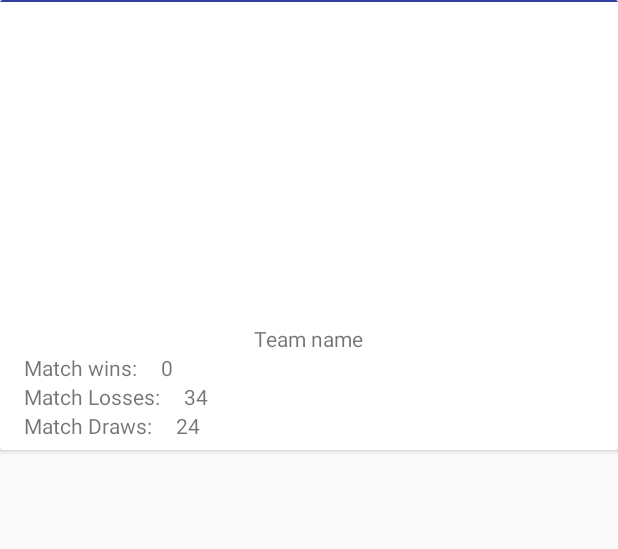
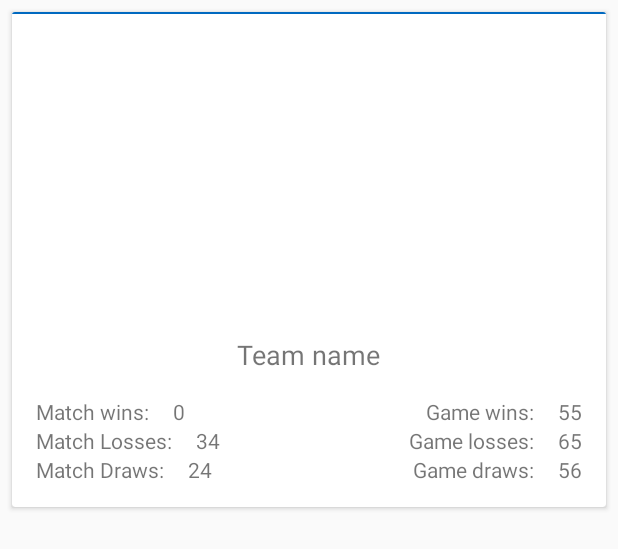
Before and after one commit to LinkEdgar/Overwatch-League, an Android app: the layout team_container.xml on its own in the app's theme, with its tools: preview values and no code run, on a phone screen of 412 x 824 dp. Shown: the top 549 px of the screen. Run offline under Robolectric (Android 15) with nearby library versions, the phone set to English and light mode, and no system bars.

Commit message:
added game game stat to subscribe cards

```diff
--- a/app/src/main/java/com/example/enduser/overwatchleague/MainActivity.kt
+++ b/app/src/main/java/com/example/enduser/overwatchleague/MainActivity.kt
@@ -24,8 +24,6 @@ class MainActivity : AppCompatActivity(), SubscribeContract.View {
     override fun onCreate(savedInstanceState: Bundle?) {
         super.onCreate(savedInstanceState)
         setContentView(R.layout.activity_main)
-        Log.e("lifecycle", "onCreate")
-
         initUi()
         mPresenter = SubscribePresenter(this, this)
     }
--- a/app/src/main/java/com/example/enduser/overwatchleague/OverwatchTeamProvider.java
+++ b/app/src/main/java/com/example/enduser/overwatchleague/OverwatchTeamProvider.java
@@ -52,6 +52,7 @@ public class OverwatchTeamProvider extends ContentProvider{
     @Nullable
     @Override
     public Uri insert(@NonNull Uri uri, @Nullable ContentValues contentValues) {
+        Log.e("uri --->", " "+ uri);
         final int match = sUriMatcher.match(uri);
         switch (match){
             case OV_TEAM:
--- a/app/src/main/java/com/example/enduser/overwatchleague/SubscribePresenter.kt
+++ b/app/src/main/java/com/example/enduser/overwatchleague/SubscribePresenter.kt
@@ -22,10 +22,18 @@ class SubscribePresenter(var context: Context, var mView: SubscribeContract.View
         val matchWins = cursor.getString(4)
         val matchLoss = cursor.getString(5)
         val matchDraw = cursor.getString(6)
+        val gameWin = cursor.getString(7)
+        val gameLoss = cursor.getString(8)
+        val gameTie = cursor.getString(9)
+
         val team = OverwatchTeam(name,logo, colorPrimary, colorSecondary)
         team.matchWin = matchWins
         team.matchLoss = matchLoss
         team.matchDraw = matchDraw
+        team.gameWin = gameWin
+        team.gameLoss = gameLoss
+        team.gameTie = gameTie
+        Log.e("team", "--> $team")
         if(!mTeamHashSet.contains(name))
             mData.add(team)
         mTeamHashSet.add(name)
@@ -40,7 +48,10 @@ class SubscribePresenter(var context: Context, var mView: SubscribeContract.View
                     OverwatchDbContract.TeamEntry.COLUMN_NAME_SECONDARY_COLOR,
                     OverwatchDbContract.TeamEntry.COLUMN_NAME_MATCH_WIN,
                     OverwatchDbContract.TeamEntry.COLUMN_NAME_MATCH_LOSS,
-                    OverwatchDbContract.TeamEntry.COLUMN_NAME_MATCH_DRAW)
+                    OverwatchDbContract.TeamEntry.COLUMN_NAME_MATCH_DRAW,
+                    OverwatchDbContract.TeamEntry.COLUMN_NAME_GAME_WIN,
+                    OverwatchDbContract.TeamEntry.COLUMN_NAME_GAME_LOSS,
+                    OverwatchDbContract.TeamEntry.COLUMN_NAME_GAME_TIE)
             val cursor = context.contentResolver.query(OverwatchDbContract.CONTENT_URI, projection, null, null, null)
             cursor.moveToFirst()
             mData.clear() //clears any data from previous loads
--- a/app/src/main/java/com/example/enduser/overwatchleague/SubscribedAdapter.kt
+++ b/app/src/main/java/com/example/enduser/overwatchleague/SubscribedAdapter.kt
@@ -32,6 +32,10 @@ class SubscribedAdapter(var context: Context,var mData: ArrayList<OverwatchTeam>
         holder.mTeamWins.text = team.matchWin
         holder.mTeamLoss.text = team.matchLoss
         holder.mTeamDraw.text = team.matchDraw
+        holder.mTeamGameWin.text = team.gameWin
+        holder.mTeamGameLoss.text = team.gameLoss
+        holder.mTeamGameTie.text = team.gameTie
+
     }
 
     class SubscribeViewHolder(itemView: View): RecyclerView.ViewHolder(itemView) {
@@ -40,5 +44,8 @@ class SubscribedAdapter(var context: Context,var mData: ArrayList<OverwatchTeam>
         val mTeamWins: TextView = itemView.findViewById(R.id.tv_team_win)
         val mTeamLoss: TextView = itemView.findViewById(R.id.tv_team_loss)
         val mTeamDraw: TextView = itemView.findViewById(R.id.tv_team_draw)
+        val mTeamGameWin: TextView = itemView.findViewById(R.id.tv_game_wins)
+        val mTeamGameLoss: TextView = itemView.findViewById(R.id.tv_game_loss)
+        val mTeamGameTie: TextView = itemView.findViewById(R.id.tv_game_tie)
     }
 }
--- a/app/src/main/res/layout/activity_query.xml
+++ b/app/src/main/res/layout/activity_query.xml
@@ -13,9 +13,9 @@
         android:layout_height="wrap_content"/>
 
     <android.support.v7.widget.CardView
+        app:cardBackgroundColor="@color/colorAccent"
         android:id="@+id/query_cardview"
         android:layout_alignParentTop="true"
-        android:layout_marginTop="@dimen/horizontal_margin"
         android:layout_width="match_parent"
         android:layout_height="wrap_content">
 
@@ -23,7 +23,6 @@
             app:iconifiedByDefault="false"
             app:queryHint="@string/query_hint"
             android:elevation="8dp"
-            android:layout_margin="@dimen/horizontal_margin"
             android:layout_alignParentBottom="true"
             android:id="@+id/search_view"
             android:layout_width="match_parent"
--- a/app/src/main/res/layout/team_container.xml
+++ b/app/src/main/res/layout/team_container.xml
@@ -1,5 +1,7 @@
 <?xml version="1.0" encoding="utf-8"?>
-<android.support.v7.widget.CardView xmlns:android="http://schemas.android.com/apk/res/android"
+<android.support.v7.widget.CardView
+    android:layout_margin="@dimen/small_margin"
+    xmlns:android="http://schemas.android.com/apk/res/android"
     android:layout_width="match_parent"
     android:layout_height="@dimen/card_view_height"
     xmlns:tools="http://schemas.android.com/tools">
@@ -14,6 +16,7 @@
             android:layout_width="match_parent"
             android:layout_height="@dimen/team_image_height" />
         <TextView
+            android:textSize="@dimen/text_size_title"
             android:id="@+id/tv_team_name"
             android:layout_centerInParent="true"
             android:layout_marginTop="@dimen/vertical_margin"
@@ -24,6 +27,7 @@
             android:layout_height="wrap_content" />
 
         <TextView
+            android:layout_marginTop="@dimen/vertical_margin"
             android:text="@string/match_wins"
             android:id="@+id/tv_match_wins"
             android:layout_marginLeft="@dimen/horizontal_margin"
@@ -32,6 +36,7 @@
             android:layout_height="wrap_content" />
 
         <TextView
+            android:layout_marginTop="@dimen/vertical_margin"
             android:layout_marginLeft="@dimen/horizontal_margin"
             tools:text="0"
             android:layout_below="@+id/tv_team_name"
@@ -74,6 +79,59 @@
             android:layout_width="wrap_content"
             android:layout_height="wrap_content" />
 
+        <TextView
+            tools:text="55"
+            android:layout_marginTop="@dimen/vertical_margin"
+            android:layout_below="@+id/tv_team_name"
+            android:layout_alignParentRight="true"
+            android:layout_marginRight="@dimen/horizontal_margin"
+            android:id="@+id/tv_game_wins"
+            android:layout_width="wrap_content"
+            android:layout_height="wrap_content" />
+
+        <TextView
+            android:layout_marginTop="@dimen/vertical_margin"
+            android:layout_marginRight="@dimen/horizontal_margin"
+            android:layout_below="@+id/tv_team_name"
+            android:layout_toLeftOf="@+id/tv_game_wins"
+            android:text="@string/game_wins"
+            android:layout_width="wrap_content"
+            android:layout_height="wrap_content" />
+
+        <TextView
+            tools:text="65"
+            android:layout_alignParentRight="true"
+            android:layout_marginRight="@dimen/horizontal_margin"
+            android:id="@+id/tv_game_loss"
+            android:layout_below="@+id/tv_game_wins"
+            android:layout_width="wrap_content"
+            android:layout_height="wrap_content" />
+
+        <TextView
+            android:layout_marginRight="@dimen/horizontal_margin"
+            android:layout_below="@+id/tv_game_wins"
+            android:text="@string/game_loss"
+            android:layout_toLeftOf="@+id/tv_game_loss"
+            android:layout_width="wrap_content"
+            android:layout_height="wrap_content" />
+
+        <TextView
+            android:layout_below="@+id/tv_game_loss"
+            android:layout_marginRight="@dimen/horizontal_margin"
+            tools:text="56"
+            android:layout_alignParentRight="true"
+            android:id="@+id/tv_game_tie"
+            android:layout_width="wrap_content"
+            android:layout_height="wrap_content" />
+
+        <TextView
+            android:layout_marginRight="@dimen/horizontal_margin"
+            android:layout_below="@+id/tv_game_loss"
+            android:text="@string/game_tie"
+            android:layout_toLeftOf="@+id/tv_game_tie"
+            android:layout_width="wrap_content"
+            android:layout_height="wrap_content" />
+
         <View
             android:background="@color/colorPrimaryDark"
             android:layout_width="match_parent"
--- a/app/src/main/res/values/colors.xml
+++ b/app/src/main/res/values/colors.xml
@@ -1,6 +1,6 @@
 <?xml version="1.0" encoding="utf-8"?>
 <resources>
-    <color name="colorPrimary">#3F51B5</color>
-    <color name="colorPrimaryDark">#303F9F</color>
-    <color name="colorAccent">#FF4081</color>
+    <color name="colorPrimary">#2196f3</color>
+    <color name="colorPrimaryDark">#0069c0</color>
+    <color name="colorAccent">#6ec6ff</color>
 </resources>
--- a/app/src/main/res/values/dimens.xml
+++ b/app/src/main/res/values/dimens.xml
@@ -1,7 +1,7 @@
 <?xml version="1.0" encoding="utf-8"?>
 <resources>
     <dimen name="team_image_height">200dp</dimen>
-    <dimen name="card_view_height">300dp</dimen>
+    <dimen name="card_view_height">330dp</dimen>
     <dimen name="horizontal_margin">16dp</dimen>
     <dimen name="vertical_margin">16dp</dimen>
     <dimen name="query_container_height">150dp</dimen>
@@ -13,6 +13,10 @@
     <dimen name="query_button_height">50dp</dimen>
     <dimen name="query_button_width">100dp</dimen>
 
+    <dimen name="text_size_title">18sp</dimen>
+
+    <dimen name="small_margin">8dp</dimen>
+
 
 
 </resources>
```
